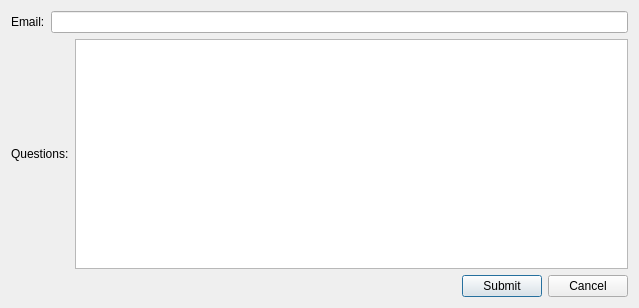
Qt form src/ui/dlgcontactform.ui (xavierliancw/CS1C-Class-Project) before a commit.
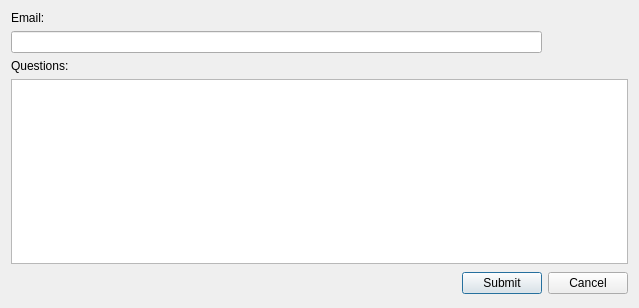
The same form after that commit.

Patch:
```diff
--- a/src/ui/dlgcontactform.ui
+++ b/src/ui/dlgcontactform.ui
@@ -13,65 +13,53 @@
   <property name="windowTitle">
    <string>Dialog</string>
   </property>
-  <layout class="QVBoxLayout" name="verticalLayout">
-   <item>
-    <layout class="QHBoxLayout" name="horizontalLayout">
-     <item>
+  <layout class="QGridLayout" name="gridLayout">
+   <item row="0" column="0">
       <widget class="QLabel" name="label">
        <property name="text">
         <string>Email:</string>
        </property>
       </widget>
      </item>
-     <item>
-      <widget class="QLineEdit" name="emailLE"/>
-     </item>
-    </layout>
-   </item>
-   <item>
-    <layout class="QHBoxLayout" name="horizontalLayout_2">
-     <item>
+   <item row="2" column="0">
       <widget class="QLabel" name="label_2">
        <property name="text">
         <string>Questions:</string>
        </property>
       </widget>
      </item>
-     <item>
+   <item row="3" column="0" colspan="3">
       <widget class="QTextEdit" name="inquiryTE"/>
      </item>
-    </layout>
-   </item>
-   <item>
-    <layout class="QHBoxLayout" name="horizontalLayout_3">
-     <item>
+   <item row="4" column="0">
       <spacer name="horizontalSpacer">
        <property name="orientation">
         <enum>Qt::Horizontal</enum>
        </property>
        <property name="sizeHint" stdset="0">
         <size>
-         <width>40</width>
-         <height>20</height>
+       <width>441</width>
+       <height>27</height>
         </size>
        </property>
       </spacer>
      </item>
-     <item>
+   <item row="4" column="1">
       <widget class="QPushButton" name="submitBt">
        <property name="text">
         <string>Submit</string>
        </property>
       </widget>
      </item>
-     <item>
+   <item row="4" column="2">
       <widget class="QPushButton" name="pushButton_2">
        <property name="text">
         <string>Cancel</string>
        </property>
       </widget>
      </item>
-    </layout>
+   <item row="1" column="0" colspan="2">
+    <widget class="QLineEdit" name="emailLE"/>
    </item>
   </layout>
  </widget>
```
Lines whose indentation alone changed are shown as unchanged.
